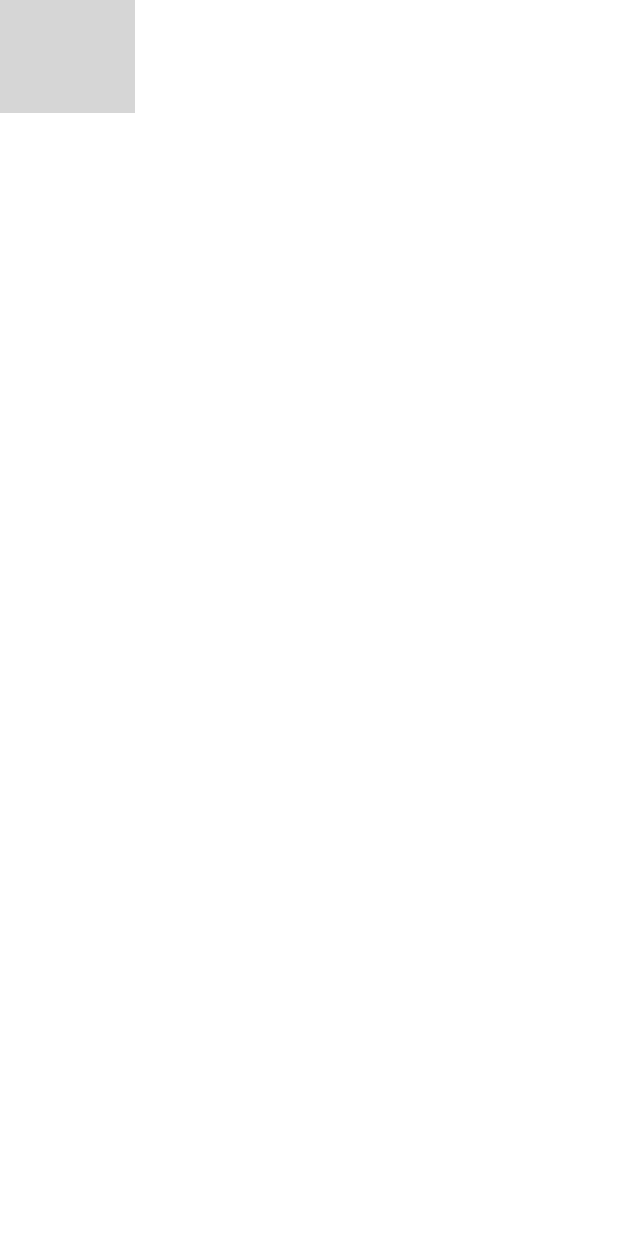
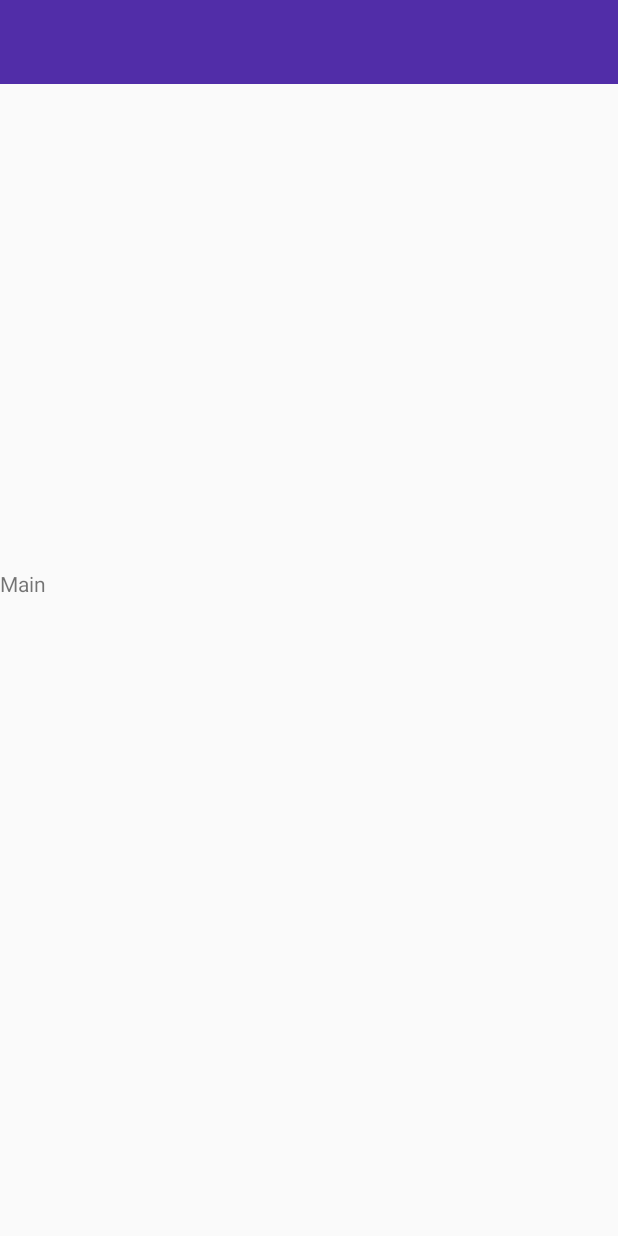
Before and after one commit to Mystodan/mobilprog-group-3, an Android app: the layout activity_main.xml on its own in the app's theme, with its tools: preview values and no code run, on a phone screen of 412 x 824 dp. Run offline under Robolectric (Android 15) with nearby library versions, the phone set to English and light mode, and no system bars; grey boxes are pictures that could not be loaded.

Commit message:
Added hamburger menu

```diff
--- a/frontend/app/src/main/res/layout/activity_main.xml
+++ b/frontend/app/src/main/res/layout/activity_main.xml
@@ -6,16 +6,49 @@
     android:layout_height="match_parent"
     tools:context=".MainActivity">
 
-    <ImageButton
-        android:id="@+id/hamboog"
-        android:layout_width="90dp"
-        android:layout_height="75dp"
-        app:layout_constraintBottom_toBottomOf="parent"
-        app:layout_constraintEnd_toEndOf="parent"
-        app:layout_constraintHorizontal_bias="0.0"
-        app:layout_constraintStart_toStartOf="parent"
-        app:layout_constraintTop_toTopOf="parent"
-        app:layout_constraintVertical_bias="0.0"
-        tools:srcCompat="@tools:sample/avatars" />
+    <!-- This DrawerLayout has two children at the root  -->
+    <androidx.drawerlayout.widget.DrawerLayout
+        android:id="@+id/drawer_layout"
+        android:layout_width="match_parent"
+        android:layout_height="match_parent">
+
+        <!-- This LinearLayout represents the contents of the screen  -->
+        <LinearLayout
+            android:layout_width="match_parent"
+            android:layout_height="match_parent"
+            android:orientation="vertical">
+
+            <!-- The ActionBar displayed at the top -->
+            <include
+                layout="@layout/toolbar"
+                android:layout_width="match_parent"
+                android:layout_height="wrap_content" />
+
+            <!-- The main content view where fragments are loaded -->
+            <FrameLayout
+                android:id="@+id/flContent"
+                app:layout_behavior="@string/appbar_scrolling_view_behavior"
+                android:layout_width="match_parent"
+                android:layout_height="match_parent" >
+
+                <TextView
+                    android:id="@+id/textView"
+                    android:layout_width="match_parent"
+                    android:layout_height="121dp"
+                    android:layout_gravity="center|center_vertical"
+                    android:text="Main" />
+            </FrameLayout>
+        </LinearLayout>
+
+        <!-- The navigation drawer that comes from the left -->
+        <!-- Note that `android:layout_gravity` needs to be set to 'start' -->
+        <com.google.android.material.navigation.NavigationView
+            android:id="@+id/nvView"
+            android:layout_width="wrap_content"
+            android:layout_height="match_parent"
+            android:layout_gravity="start"
+            android:background="@android:color/white"
+            app:menu="@menu/drawer_view" />
+    </androidx.drawerlayout.widget.DrawerLayout>
 
 </androidx.constraintlayout.widget.ConstraintLayout>
--- /dev/null
+++ b/frontend/app/src/main/res/layout/toolbar.xml
@@ -0,0 +1,11 @@
+<androidx.appcompat.widget.Toolbar
+    xmlns:android="http://schemas.android.com/apk/res/android"
+    xmlns:app="http://schemas.android.com/apk/res-auto"
+    android:id="@+id/toolbar"
+    android:layout_height="wrap_content"
+    android:layout_width="match_parent"
+    android:fitsSystemWindows="true"
+    android:minHeight="?attr/actionBarSize"
+    app:theme="@style/ThemeOverlay.AppCompat.Dark.ActionBar"
+    android:background="?attr/colorPrimaryDark">
+</androidx.appcompat.widget.Toolbar>
--- /dev/null
+++ b/frontend/app/src/main/res/menu/drawer_view.xml
@@ -0,0 +1,31 @@
+
+<menu xmlns:android="http://schemas.android.com/apk/res/android">
+    <group> <!-- Home -->
+        <item android:title="Home">
+        <menu>
+        <item
+            android:id="@+id/nav_first_fragment"
+            android:icon="@drawable/item_one"
+            android:checked="true"
+            android:title="Lobbies" />
+        </menu>
+        </item>
+
+
+
+
+        <item android:title="Actions">
+            <menu>
+                <item
+                    android:id="@+id/nav_second_fragment"
+                    android:icon="@drawable/item_two"
+                    android:title="Join" />
+                <item
+                    android:id="@+id/nav_third_fragment"
+                    android:icon="@drawable/item_three"
+                    android:title="Create" />
+            </menu>
+        </item>
+    </group>
+
+</menu>
--- a/frontend/app/src/main/res/values-night/themes.xml
+++ b/frontend/app/src/main/res/values-night/themes.xml
@@ -1,16 +1,8 @@
-<resources xmlns:tools="http://schemas.android.com/tools">
+<resources>
     <!-- Base application theme. -->
-    <style name="Theme.Frontend" parent="Theme.MaterialComponents.DayNight.DarkActionBar">
-        <!-- Primary brand color. -->
-        <item name="colorPrimary">@color/purple_200</item>
-        <item name="colorPrimaryVariant">@color/purple_700</item>
-        <item name="colorOnPrimary">@color/black</item>
-        <!-- Secondary brand color. -->
-        <item name="colorSecondary">@color/teal_200</item>
-        <item name="colorSecondaryVariant">@color/teal_200</item>
-        <item name="colorOnSecondary">@color/black</item>
-        <!-- Status bar color. -->
-        <item name="android:statusBarColor" tools:targetApi="l">?attr/colorPrimaryVariant</item>
-        <!-- Customize your theme here. -->
+    <style name="Theme.Frontend" parent="Theme.AppCompat.Light.NoActionBar">
+        <item name="colorPrimary">#673AB7</item>
+        <item name="colorPrimaryDark">#512DA8</item>
+        <item name="colorAccent">#FF4081</item>
     </style>
 </resources>
--- a/frontend/app/src/main/res/values/themes.xml
+++ b/frontend/app/src/main/res/values/themes.xml
@@ -1,16 +1,8 @@
-<resources xmlns:tools="http://schemas.android.com/tools">
+<resources>
     <!-- Base application theme. -->
-    <style name="Theme.Frontend" parent="Theme.MaterialComponents.DayNight.DarkActionBar">
-        <!-- Primary brand color. -->
-        <item name="colorPrimary">@color/purple_500</item>
-        <item name="colorPrimaryVariant">@color/purple_700</item>
-        <item name="colorOnPrimary">@color/white</item>
-        <!-- Secondary brand color. -->
-        <item name="colorSecondary">@color/teal_200</item>
-        <item name="colorSecondaryVariant">@color/teal_700</item>
-        <item name="colorOnSecondary">@color/black</item>
-        <!-- Status bar color. -->
-        <item name="android:statusBarColor" tools:targetApi="l">?attr/colorPrimaryVariant</item>
-        <!-- Customize your theme here. -->
+    <style name="Theme.Frontend" parent="Theme.AppCompat.Light.NoActionBar">
+        <item name="colorPrimary">#673AB7</item>
+        <item name="colorPrimaryDark">#512DA8</item>
+        <item name="colorAccent">#FF4081</item>
     </style>
 </resources>
```
Also changed, not shown: frontend/app/src/main/java/whenweekly/frontend/CreateEventPlanFragment.kt (added, +59 -0 lines), frontend/app/src/main/java/whenweekly/frontend/JoinEventPlanFragment.kt (added, +59 -0 lines), frontend/app/src/main/java/whenweekly/frontend/MainActivity.kt (+86 -4 lines), frontend/app/src/main/res/layout/fragment_create_event_plan.xml (added, +14 -0 lines), frontend/app/src/main/res/layout/fragment_join_event_plan.xml (added, +14 -0 lines), frontend/app/src/main/res/drawable/hmenu.png (added), frontend/app/src/main/res/drawable/item_one.png (added), frontend/app/src/main/res/drawable/item_three.png (added), frontend/app/src/main/res/drawable/item_two.png (added).
